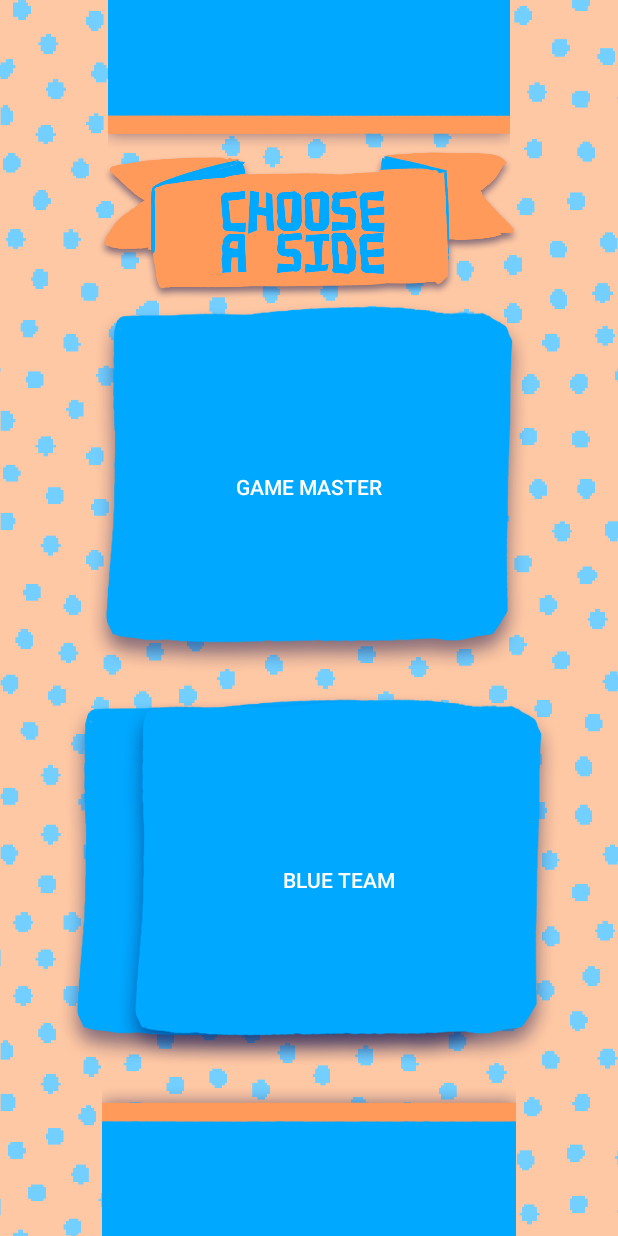
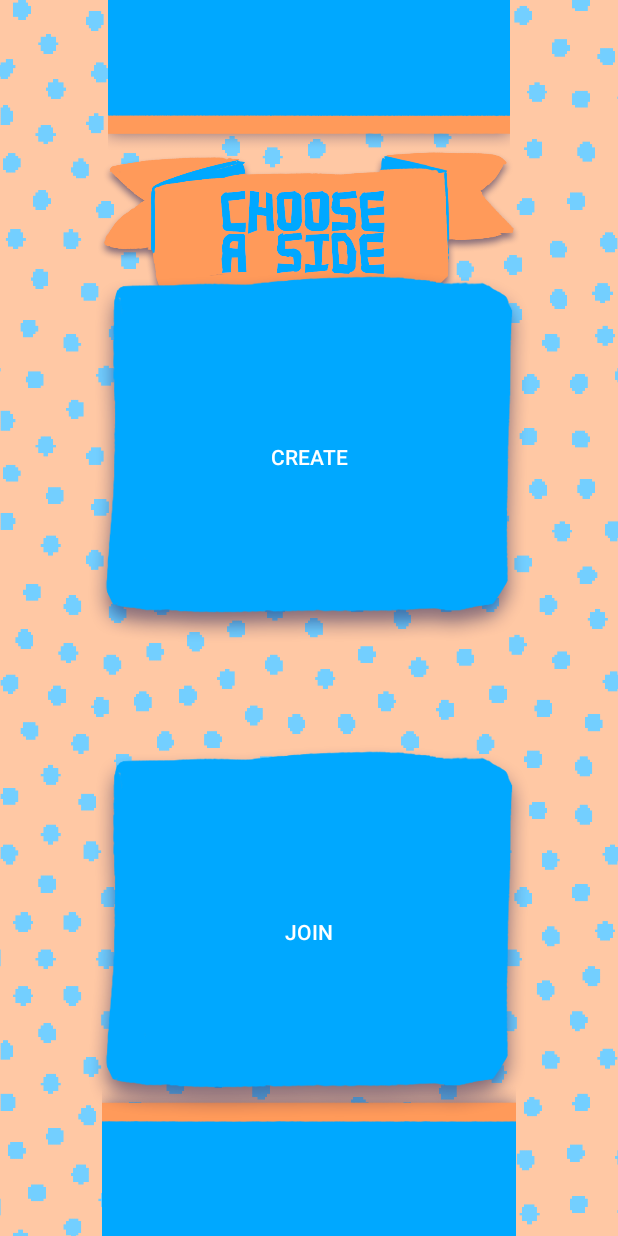
Before and after one commit to magral/TurboTag, an Android app: the ChooseYourSide screen opened directly, with no data from a screen before it, on a phone screen of 412 x 824 dp. Run offline under Robolectric (Android 15) with nearby library versions, the phone set to English and light mode, and no system bars; our stand-ins replace Picasso; pictures from the network do not load.

Commit message:
refactor to scoreboard to allow game master to be changed, removed obsolete code

```diff
--- a/app/src/main/java/com/example/leah/edg_touch/ChooseYourSide.java
+++ b/app/src/main/java/com/example/leah/edg_touch/ChooseYourSide.java
@@ -27,7 +27,7 @@ import java.sql.Statement;
 public class ChooseYourSide extends AppCompatActivity {
     CustomLayout bg;
     ImageView tp, bt, banner;
-    CustomButton gameMasterButt, redTeamButt, blueTeamButt;
+    CustomButton create, join;
     ConnectionDefinition connectionClass;
     Intent startNewPlayer;
     int iD;
@@ -63,57 +63,45 @@ public class ChooseYourSide extends AppCompatActivity {
         tp = (ImageView) findViewById(R.id.tp);
         bt = (ImageView) findViewById(R.id.bt);
         banner = (ImageView) findViewById(R.id.choosesidebanner);
-        gameMasterButt = (CustomButton) findViewById(R.id.GameMaster);
-        redTeamButt = (CustomButton) findViewById(R.id.RedTeam);
-        blueTeamButt = (CustomButton) findViewById(R.id.BlueTeam);
+        create = (CustomButton) findViewById(R.id.CreateRoom);
+        join = (CustomButton) findViewById(R.id.JoinRoom);
+
 
         Picasso.with(this).load(R.drawable.title_bg).into(bg);
         Picasso.with(this).load(R.drawable.top_border).fit().into(tp);
         Picasso.with(this).load(R.drawable.bottom_border).fit().into(bt);
         Picasso.with(this).load(R.drawable.chooseaside).fit().into(banner);
-        Picasso.with(this).load(R.drawable.questionpack_button).into(gameMasterButt);
-        Picasso.with(this).load(R.drawable.questionpack_button).into(redTeamButt);
-        Picasso.with(this).load(R.drawable.questionpack_button).into(blueTeamButt);
+        Picasso.with(this).load(R.drawable.questionpack_button).into(create);
+        Picasso.with(this).load(R.drawable.questionpack_button).into(join);
 
         connectionClass = new ConnectionDefinition();
 
-        final Integer redTeamID = 1;
-        final Integer blueTeamID = 2;
+        final Integer roomID = 1234;
 
-        //Create a game master
-        gameMasterButt.setOnClickListener(new View.OnClickListener() {
+        //Player creates a room
+        create.setOnClickListener(new View.OnClickListener() {
             @Override
             public void onClick(View v) {
                 EraseOldMembers eraseOldMembers = new EraseOldMembers();
                 eraseOldMembers.execute();
-                Intent newGame = new Intent(ChooseYourSide.this, QuestionChoice.class);
-                ChooseYourSide.this.startActivity(newGame);
+                RegisterNewGameMaster register = new RegisterNewGameMaster();
+                register.execute(roomID);
             }
         });
 
-        //Create a red player
-        redTeamButt.setOnClickListener(new View.OnClickListener() {
+        //Player joins a room
+        join.setOnClickListener(new View.OnClickListener() {
             @Override
             public void onClick(View v) {
-                RegisterNew register = new RegisterNew();
-                register.execute(redTeamID);
+                RegisterNewPlayer register = new RegisterNewPlayer();
+                register.execute(roomID);
             }
         });
 
-        //Create a blue player
-        blueTeamButt.setOnClickListener(new View.OnClickListener() {
-            @Override
-            public void onClick(View v) {
-                Intent blueAct = new Intent(ChooseYourSide.this, BlueAnswerScreen.class);
-                RegisterNew reg = new RegisterNew();
-                reg.execute(blueTeamID);
-                ChooseYourSide.this.startActivity(blueAct);
-            }
-        });
     }
 
     //Registers a new player to the database
-    public class RegisterNew extends AsyncTask<Integer, Integer, Integer>{
+    public class RegisterNewPlayer extends AsyncTask<Integer, Integer, Integer>{
         String msg;
         @Override
         protected Integer doInBackground(Integer... params){
@@ -124,7 +112,7 @@ public class ChooseYourSide extends AppCompatActivity {
                     msg = "Error connecting to SQL server";
                 }
                 else {
-                    String query = "INSERT INTO Users (TeamID) VALUES (" + params[0]+ ")";
+                    String query = "INSERT INTO Users (RoomNumber, Score) VALUES (" + params[0]+ "," + 0 + ")";
                     Statement stm = con.createStatement();
                     stm.executeUpdate(query);
                     query = "SELECT TOP 1 * FROM Users ORDER BY ID DESC";
@@ -142,7 +130,42 @@ public class ChooseYourSide extends AppCompatActivity {
 
         @Override
         protected void onPostExecute(Integer i){
-            startNewPlayer = new Intent(ChooseYourSide.this, RedAnswerScreen.class);
+            startNewPlayer = new Intent(ChooseYourSide.this, PlayerScreen.class);
+            startNewPlayer.putExtra("ID",i);
+            ChooseYourSide.this.startActivity(startNewPlayer);
+        }
+    }
+
+    public class RegisterNewGameMaster extends AsyncTask<Integer, Integer, Integer>{
+        String msg;
+        @Override
+        protected Integer doInBackground(Integer... params){
+            int id = 0;
+            try{
+                Connection con = connectionClass.CONN();
+                if(con == null){
+                    msg = "Error connecting to SQL server";
+                }
+                else {
+                    String query = "INSERT INTO Users (RoomNumber) VALUES (" + params[0]+ ")";
+                    Statement stm = con.createStatement();
+                    stm.executeUpdate(query);
+                    query = "SELECT TOP 1 * FROM Users ORDER BY ID DESC";
+                    Statement state = con.createStatement();
+                    ResultSet rs = state.executeQuery(query);
+                    while(rs.next()){
+                        id = rs.getInt("ID");
+                    }
+                }
+            } catch (SQLException e) {
+                e.printStackTrace();
+            }
+            return id;
+        }
+
+        @Override
+        protected void onPostExecute(Integer i){
+            startNewPlayer = new Intent(ChooseYourSide.this, GameMasterScreen.class);
             startNewPlayer.putExtra("ID",i);
             ChooseYourSide.this.startActivity(startNewPlayer);
         }
--- a/app/src/main/res/layout/activity_choose_your_side.xml
+++ b/app/src/main/res/layout/activity_choose_your_side.xml
@@ -29,32 +29,22 @@
     <com.example.leah.edg_touch.CustomButton
         android:layout_width="wrap_content"
         android:layout_height="wrap_content"
-        android:text="Game Master"
-        android:id="@+id/GameMaster"
-        android:layout_below="@+id/choosesidebanner"
-        android:layout_centerHorizontal="true" />
+        android:text="Create"
+        android:id="@+id/CreateRoom"
+        android:layout_below="@+id/tp"
+        android:layout_centerHorizontal="true"
+        android:layout_marginTop="80dp" />
 
     <com.example.leah.edg_touch.CustomButton
         android:layout_width="wrap_content"
         android:layout_height="wrap_content"
-        android:text="Red Team"
-        android:id="@+id/RedTeam"
-        android:layout_alignParentBottom="true"
-        android:layout_alignParentLeft="true"
-        android:layout_alignParentStart="true"
-        android:layout_marginLeft="39dp"
-        android:layout_marginStart="39dp"
-        android:layout_marginBottom="113dp" />
+        android:text="Join"
+        android:id="@+id/JoinRoom"
+        android:layout_below="@+id/CreateRoom"
+        android:layout_alignLeft="@+id/CreateRoom"
+        android:layout_alignStart="@+id/CreateRoom"
+        android:layout_marginTop="68dp" />
 
-    <com.example.leah.edg_touch.CustomButton
-        android:layout_width="wrap_content"
-        android:layout_height="wrap_content"
-        android:text="Blue Team"
-        android:id="@+id/BlueTeam"
-        android:layout_alignTop="@+id/RedTeam"
-        android:layout_alignParentRight="true"
-        android:layout_alignParentEnd="true"
-        android:layout_marginRight="39dp"
-        android:layout_marginEnd="39dp" />
+
 
 </com.example.leah.edg_touch.CustomLayout>
```
Also changed, not shown: app/src/main/java/com/example/leah/edg_touch/PlayerDefinition.java (+11 -13 lines), app/src/main/java/com/example/leah/edg_touch/PlayerScreen.java (+10 -8 lines), app/src/main/java/com/example/leah/edg_touch/Players.java (deleted, +0 -37 lines), app/src/main/java/com/example/leah/edg_touch/Scoreboard.java (+25 -33 lines).
